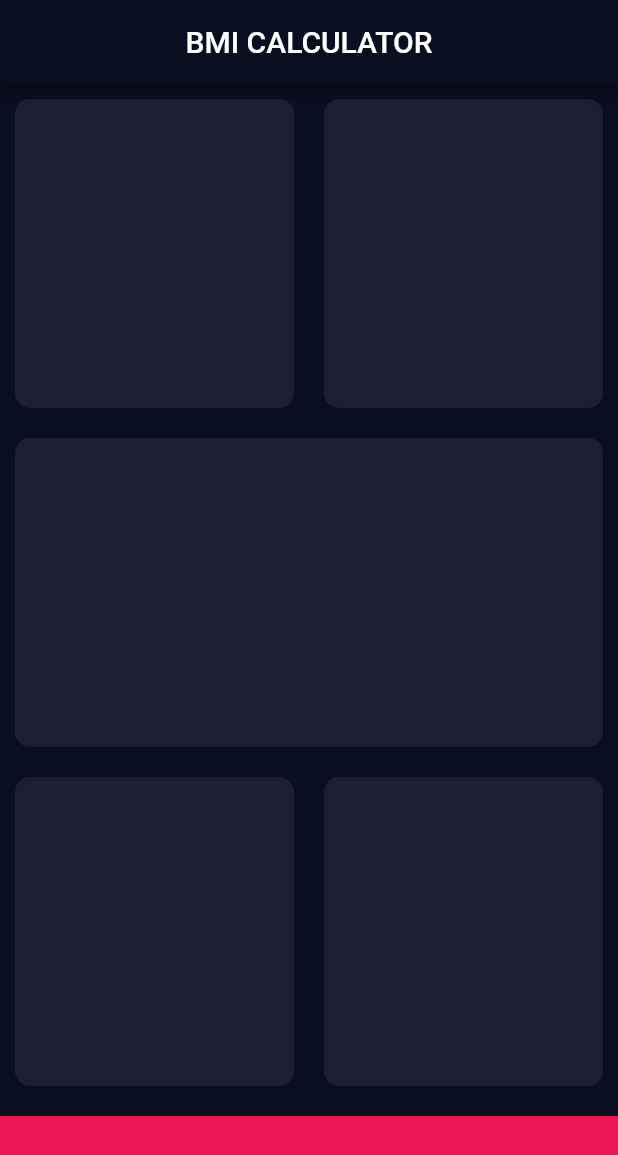
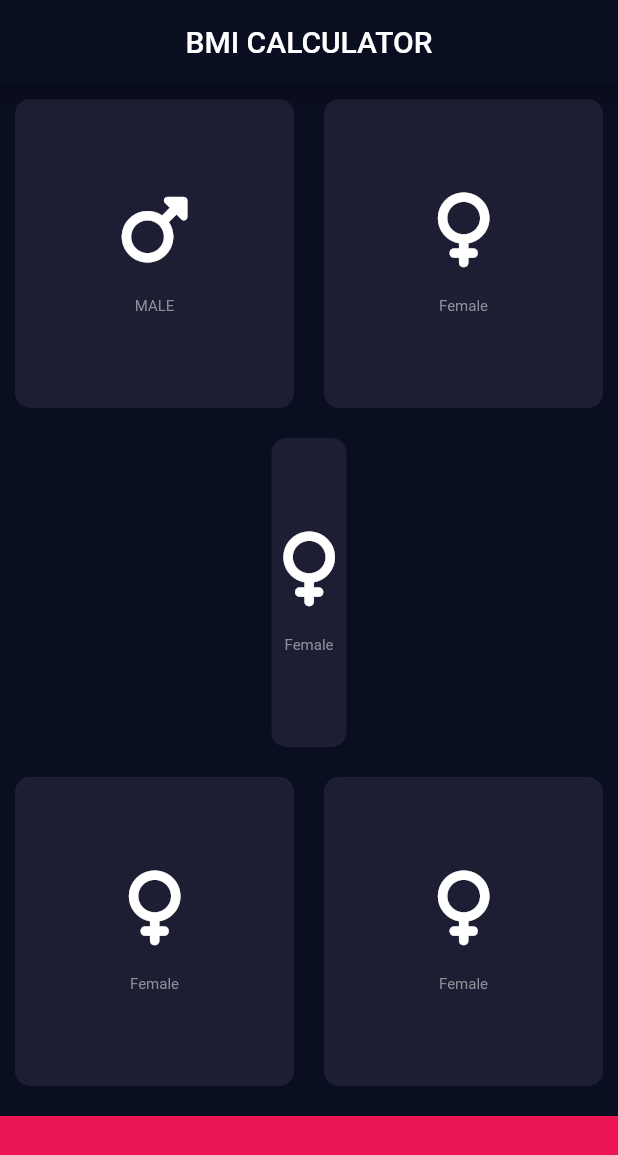
Before and after one commit to nixx49/bmi_calculator, a Flutter app: the screen it shows after launch, on a phone screen of 412 x 824 dp. Shown: the top 1155 px of the screen. Run offline on Flutter 3.47's test engine with Material 2 defaults, Android fonts, the phone set to English and light mode, and no system bars; our stand-ins replace font_awesome_flutter.

Commit message:
Create Custom  Classes to Add Widget and Labels

```diff
--- /dev/null
+++ b/lib/IconInfo.dart
@@ -0,0 +1,32 @@
+import 'package:flutter/material.dart';
+
+const labelTextStyle = TextStyle(
+fontSize: 10,
+color: Color(0xFF8D8E98),);
+
+class IconInfo extends StatelessWidget {
+  IconInfo({required this.icon,required this.label});
+
+  final IconData icon;
+  final String label;
+
+  @override
+  Widget build(BuildContext context) {
+    return Column(
+      mainAxisAlignment: MainAxisAlignment.center,
+      children: [
+        Icon(
+          icon,
+          size: 50,
+        ),
+        const SizedBox(
+          height: 20,
+        ),
+        Text(
+          label,
+          style: labelTextStyle
+          ),
+      ],
+    );
+  }
+}
--- a/lib/input_page.dart
+++ b/lib/input_page.dart
@@ -1,4 +1,7 @@
 import 'package:flutter/material.dart';
+import 'package:font_awesome_flutter/font_awesome_flutter.dart';
+import 'reusable_code.dart';
+import 'package:bmi_calculator/IconInfo.dart';
 
 const bottomContainerHeight = 80.0;
 const activeCardColor = Color(0xFF1D1E33);
@@ -25,29 +28,37 @@ class _InputPageState extends State<InputPage> {
           //const SizedBox(height: 10,),
           Expanded(
             child: Row(
-              children:[
+              children: [
                 Expanded(
-                  child: ReusableCard(colour:activeCardColor),
+                  child: ReusableCard(
+                    colour: activeCardColor,
+                    cardChild: IconInfo(icon: FontAwesomeIcons.mars,label: 'MALE',),
+                  ),
                 ),
                 Expanded(
-                  child: ReusableCard(colour:activeCardColor),
+                  child: ReusableCard(
+                    colour: activeCardColor,
+                    cardChild: IconInfo(icon: FontAwesomeIcons.venus,label: 'Female',),
+                  ),
                 ),
               ],
             ),
           ),
 
-           Expanded(
-            child: ReusableCard(colour:activeCardColor),
+          Expanded(
+            child: ReusableCard(colour: activeCardColor,cardChild: IconInfo(icon: FontAwesomeIcons.venus,label: 'Female',),),
           ),
 
           Expanded(
             child: Row(
               children: [
                 Expanded(
-                  child: ReusableCard(colour:activeCardColor),
+                  child: ReusableCard(colour: activeCardColor,cardChild: IconInfo(icon: FontAwesomeIcons.venus,label: 'Female',),),
                 ),
                 Expanded(
-                  child: ReusableCard(colour:activeCardColor),
+                  child: ReusableCard(
+                    colour: activeCardColor,cardChild: IconInfo(icon: FontAwesomeIcons.venus,label: 'Female',),
+                  ),
                 ),
               ],
             ),
@@ -63,22 +74,3 @@ class _InputPageState extends State<InputPage> {
     );
   }
 }
-
-class ReusableCard extends StatelessWidget {
-
- ReusableCard({super.key, required this.colour});
-
-  final Color colour;
-
-  @override
-  Widget build(BuildContext context) {
-    return Container(
-      // height: 190,
-      // width: 185,
-      margin: const EdgeInsets.all(10.0),
-      decoration: BoxDecoration(
-          color: colour,
-          borderRadius: BorderRadius.circular(10.0)),
-    );
-  }
-}
--- /dev/null
+++ b/lib/reusable_code.dart
@@ -0,0 +1,17 @@
+import 'package:flutter/material.dart';
+class ReusableCard extends StatelessWidget {
+  ReusableCard({super.key, required this.colour, required this.cardChild});
+
+  final Color colour;
+  final Widget cardChild;
+
+  @override
+  Widget build(BuildContext context) {
+    return Container(
+      margin: const EdgeInsets.all(10.0),
+      decoration: BoxDecoration(
+          color: colour, borderRadius: BorderRadius.circular(10.0)),
+      child: cardChild,
+    );
+  }
+}
--- a/pubspec.yaml
+++ b/pubspec.yaml
@@ -36,6 +36,7 @@ dependencies:
   # The following adds the Cupertino Icons font to your application.
   # Use with the CupertinoIcons class for iOS style icons.
   cupertino_icons: ^1.0.2
+  font_awesome_flutter: ^10.4.0
 
 dev_dependencies:
   flutter_test:
```
Also changed, not shown: pubspec.lock.
